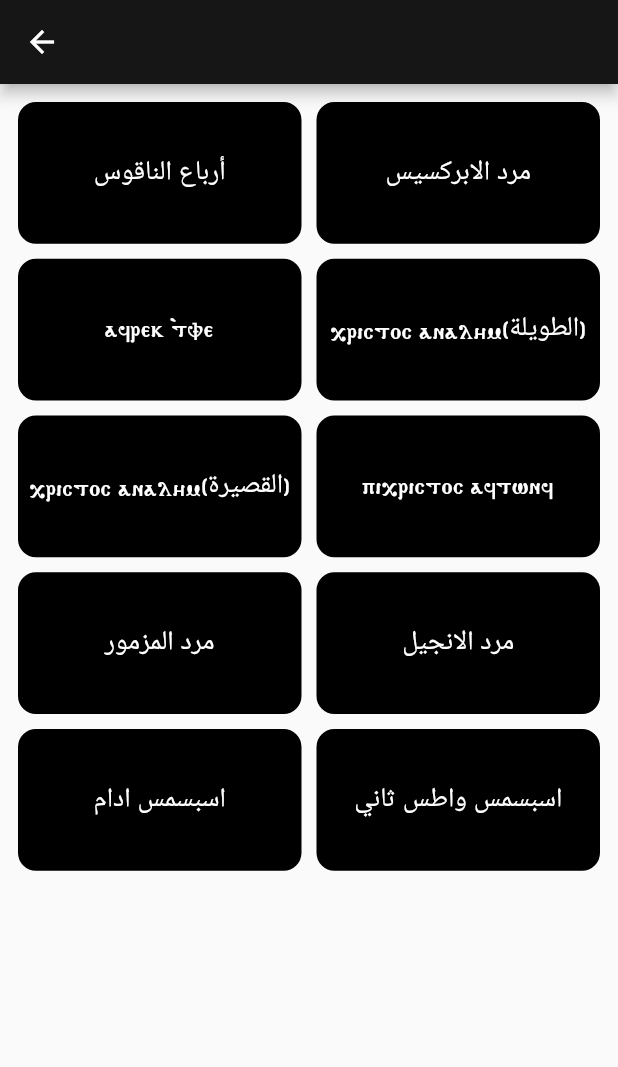
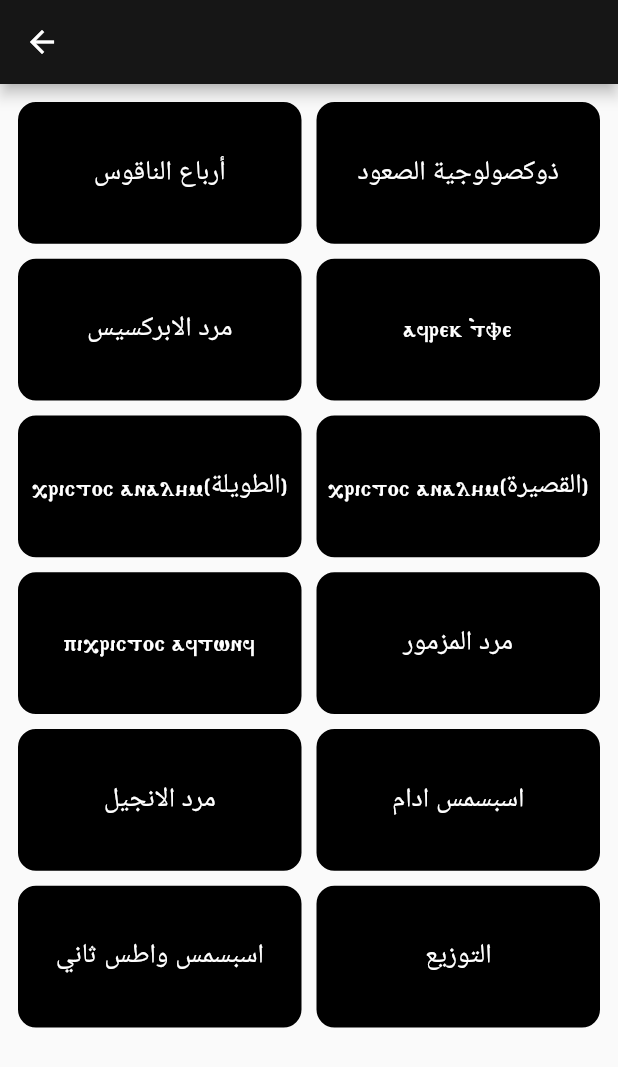
Before and after one commit to ThomasKhaled313/HosEpchoice, a Flutter app: the AlSo3ood screen opened directly with empty values, on a phone screen of 412 x 824 dp. Shown: the top 1067 px of the screen. Run offline on Flutter 3.47's test engine with Material 2 defaults, Android fonts, the light colour scheme and no system bars; our stand-ins replace audioplayers, carousel_slider, firebase_core, firebase_storage, fluttertoast, share; missing offline and left inert: in_app_update; accounts and stored records are empty.

Commit message:
Hymns App

```diff
--- a/lib/AlSo3ood.dart
+++ b/lib/AlSo3ood.dart
@@ -70,6 +70,7 @@ class AlSo3oodState extends State<AlSo3ood>{
   getAudioName(title){
     switch(title){
       case 'أرباع الناقوس' : return 'arba3nakoos_so3ood.mp3'; break;
+      case 'ذوكصولوجية الصعود' : return 'zoxology_so3ood.mp3'; break;
       case 'مرد الابركسيس' : return 'marad_eprakcic_so3ood.mp3'; break;
       case 'afrek `tve' : return 'afrek_etfe.mp3'; break;
       case ',rictoc analym(الطويلة)' : return 'khrictoc_analym_long.mp3'; break;
@@ -79,8 +80,7 @@ class AlSo3oodState extends State<AlSo3ood>{
       case 'مرد الانجيل' : return 'marad_engeel_so3ood.mp3'; break;
       case 'اسبسمس ادام' : return 'aspasmoc_adam_so3ood.mp3'; break;
       case 'اسبسمس واطس ثاني' : return 'aspasmoc_watos_tany_so3ood.mp3'; break;
-
-
+      case 'التوزيع' : return 'tawzee3So3ood.mp3'; break;
     }
   }
 
@@ -109,6 +109,8 @@ class AlSo3oodState extends State<AlSo3ood>{
           children: [
             button('أرباع الناقوس'),
 
+            button('ذوكصولوجية الصعود'),
+
             button('مرد الابركسيس'),
 
             button('afrek `tve'),
@@ -125,7 +127,9 @@ class AlSo3oodState extends State<AlSo3ood>{
 
             button('اسبسمس ادام'),
 
-            button('اسبسمس واطس ثاني')
+            button('اسبسمس واطس ثاني'),
+
+            button('التوزيع')
           ],
         ),
       ),
--- a/lib/main.dart
+++ b/lib/main.dart
@@ -1,6 +1,7 @@
 import 'package:carousel_slider/carousel_slider.dart';
 import 'package:flutter/material.dart';
 import 'package:hosepchoice/MaradatShammas.dart';
+import 'package:hosepchoice/Tasbe7a.dart';
 import 'koddas_basily.dart';
 import 'koddas_gregory.dart';
 import 'koddas_kirollosy.dart';
@@ -127,6 +128,7 @@ class HomePageState extends State<HomePage>{
       case 'القداس الغريغوري': Navigator.push(context, MaterialPageRoute(builder: (context)=> Gregory(text))); break;
       case 'القداس الكيرلسي' : Navigator.push(context, MaterialPageRoute(builder: (context)=> Kirrolosy(text))); break;
       case 'مردات الشماس': Navigator.push(context, MaterialPageRoute(builder: (context)=> MaradatShammas(text))); break;
+      case 'تسبحة نصف الليل' : Navigator.push(context, MaterialPageRoute(builder: (context)=> Tasbe7a(text))); break;
       case 'طقس عيد النيروز' :Navigator.push(context, MaterialPageRoute(builder: (context)=> Nayrooz(text))); break;
       case 'طقس أعياد يوحنا المعمدان':  Navigator.push(context, MaterialPageRoute(builder: (context)=> Yohanna(text))); break;
       case 'طقس عيد الصليب':  Navigator.push(context, MaterialPageRoute(builder: (context)=> EedSaleeb(text))); break;
@@ -222,6 +224,7 @@ class HomePageState extends State<HomePage>{
                     button('القداس الغريغوري',imagePath: 'assets/gregory.jpg'),
                     button('القداس الكيرلسي',imagePath: 'assets/kirollos.jpg'),
                     button('مردات الشماس',imagePath: 'assets/stefanos.jpg'),
+                    button('تسبحة نصف الليل',imagePath: 'assets/tasbe7a.jpg'),
                   ],
                   options: CarouselOptions(
                     height: 300,
--- a/pubspec.yaml
+++ b/pubspec.yaml
@@ -16,7 +16,7 @@ publish_to: 'none' # Remove this line if you wish to publish to pub.dev
 # https://developer.apple.com/library/archive/documentation/General/Reference/InfoPlistKeyReference/Articles/CoreFoundationKeys.html
 # In Windows, build-name is used as the major, minor, and patch parts
 # of the product and file versions while build-number is used as the build suffix.
-version: 1.0.3+4
+version: 1.0.4+5
 
 environment:
   sdk: '>=2.1.0 <3.0.0'
```
